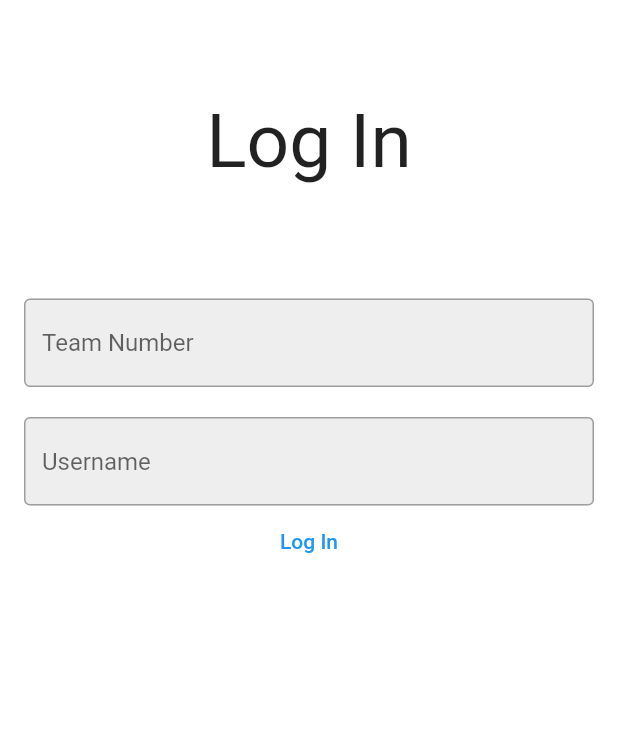
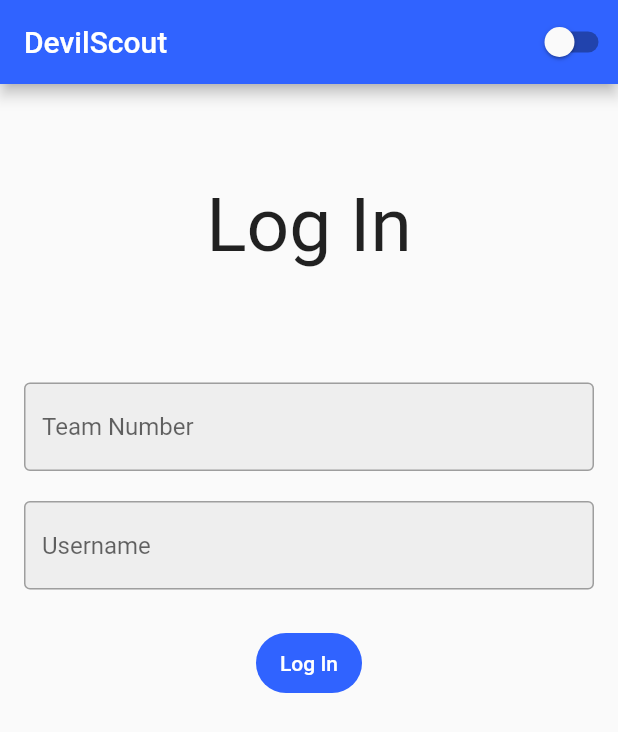
Before and after one commit to Team1559/DevilScout, a Flutter app: the screen it shows after launch, on a phone screen of 412 x 824 dp. Shown: the top 732 px of the screen. Run offline on Flutter 3.47's test engine with Material 2 defaults, Android fonts, the phone set to English and light mode, and no system bars; missing offline and left inert: cryptography.

Commit message:
Add global app theme

```diff
--- a/lib/main.dart
+++ b/lib/main.dart
@@ -1,3 +1,5 @@
+import 'package:devil_scout/theme/theme_constants.dart';
+import 'package:devil_scout/theme/theme_manager.dart';
 import 'package:flutter/material.dart';
 
 import 'pages/login_page.dart';
@@ -6,13 +8,41 @@ void main() {
   runApp(const MainApp());
 }
 
-class MainApp extends StatelessWidget {
+ThemeManager themeManager = ThemeManager();
+
+class MainApp extends StatefulWidget {
   const MainApp({super.key});
 
   @override
+  State<MainApp> createState() => _MainAppState();
+}
+
+class _MainAppState extends State<MainApp> {
+  @override
+  void dispose() {
+    themeManager.removeListener(themeListener);
+    super.dispose();
+  }
+
+  @override
+  void initState() {
+    themeManager.addListener(themeListener);
+    super.initState();
+  }
+
+  void themeListener() {
+    if (mounted) {
+      setState(() {});
+    }
+  }
+
+  @override
   Widget build(BuildContext context) {
-    return const MaterialApp(
-      home: LoginPage(),
+    return MaterialApp(
+      home: LoginPage(themeManager: themeManager),
+      theme: lightTheme,
+      darkTheme: darkTheme,
+      themeMode: themeManager.themeMode,
       debugShowCheckedModeBanner: false,
     );
   }
--- a/lib/pages/login_page.dart
+++ b/lib/pages/login_page.dart
@@ -1,9 +1,13 @@
+import 'package:devil_scout/main.dart';
 import 'package:devil_scout/server/auth.dart';
+import 'package:devil_scout/theme/theme_manager.dart';
 import 'package:flutter/material.dart';
-import '../components/large_text_field.dart';
+import 'package:devil_scout/components/large_text_field.dart';
 
 class LoginPage extends StatefulWidget {
-  const LoginPage({Key? key}) : super(key: key);
+  final ThemeManager themeManager;
+
+  const LoginPage({Key? key, required this.themeManager}) : super(key: key);
 
   @override
   State<LoginPage> createState() => _LoginPageState();
@@ -16,7 +20,18 @@ class _LoginPageState extends State<LoginPage> {
   @override
   Widget build(BuildContext context) {
     return Scaffold(
-        backgroundColor: Colors.white,
+        appBar: AppBar(
+            title: const Text("DevilScout"),
+            backgroundColor: Theme.of(context).colorScheme.primary,
+            actions: [
+              Switch(
+                value: themeManager.themeMode == ThemeMode.dark,
+                onChanged: (newValue) {
+                  widget.themeManager.toggleTheme(newValue);
+                },
+              )
+            ]),
+        backgroundColor: Theme.of(context).colorScheme.background,
         body: SafeArea(
             child: Center(
           child: Column(
@@ -43,7 +58,11 @@ class _LoginPageState extends State<LoginPage> {
                 obscureText: false,
               ),
 
-              TextButton(
+              const SizedBox(
+                height: 25,
+              ),
+
+              FilledButton(
                 onPressed: () async {
                   final LoginStatus? response = await login(
                       int.parse(teamNumberController.text),
--- /dev/null
+++ b/lib/theme/theme_constants.dart
@@ -0,0 +1,54 @@
+import 'package:flutter/material.dart';
+
+const primaryColor = Color(0xFF3063FF);
+const onPrimaryColor = Colors.white;
+const secondaryColor = Color(0xFF83B9FC);
+const onSecondaryColor = Colors.black;
+const tertiaryColor = Color(0xFFFFD900);
+const onTertiaryColor = Colors.black;
+const errorColor = Colors.red;
+const onErrorColor = Colors.white;
+const surfaceColor = secondaryColor;
+const onSurfaceColor = onSecondaryColor;
+
+const backgroundColorLight = Color(0xFFFAFAFA);
+const onBackgroundColorLight = Colors.black;
+
+const backgroundColorDark = Color(0xFF262626);
+const onBackgroundColorDark = Colors.white;
+
+ThemeData lightTheme = ThemeData(
+  colorScheme: const ColorScheme(
+    brightness: Brightness.light,
+    primary: primaryColor,
+    onPrimary: onPrimaryColor,
+    secondary: secondaryColor,
+    onSecondary: onSecondaryColor,
+    tertiary: tertiaryColor,
+    onTertiary: onTertiaryColor,
+    error: errorColor,
+    onError: onErrorColor,
+    background: backgroundColorLight,
+    onBackground: onBackgroundColorLight,
+    surface: surfaceColor,
+    onSurface: onSurfaceColor,
+  ),
+);
+
+ThemeData darkTheme = ThemeData(
+  colorScheme: const ColorScheme(
+    brightness: Brightness.light,
+    primary: primaryColor,
+    onPrimary: onPrimaryColor,
+    secondary: secondaryColor,
+    onSecondary: onSecondaryColor,
+    tertiary: tertiaryColor,
+    onTertiary: onTertiaryColor,
+    error: errorColor,
+    onError: onErrorColor,
+    background: backgroundColorDark,
+    onBackground: onBackgroundColorDark,
+    surface: surfaceColor,
+    onSurface: onSurfaceColor,
+  ),
+);
--- /dev/null
+++ b/lib/theme/theme_manager.dart
@@ -0,0 +1,12 @@
+import 'package:flutter/material.dart';
+
+class ThemeManager with ChangeNotifier {
+  ThemeMode _themeMode = ThemeMode.light;
+
+  get themeMode => _themeMode;
+
+  toggleTheme(bool isDark) {
+    _themeMode = isDark ? ThemeMode.dark : ThemeMode.light;
+    notifyListeners();
+  }
+}
```
Also changed, not shown: 2 other files.
